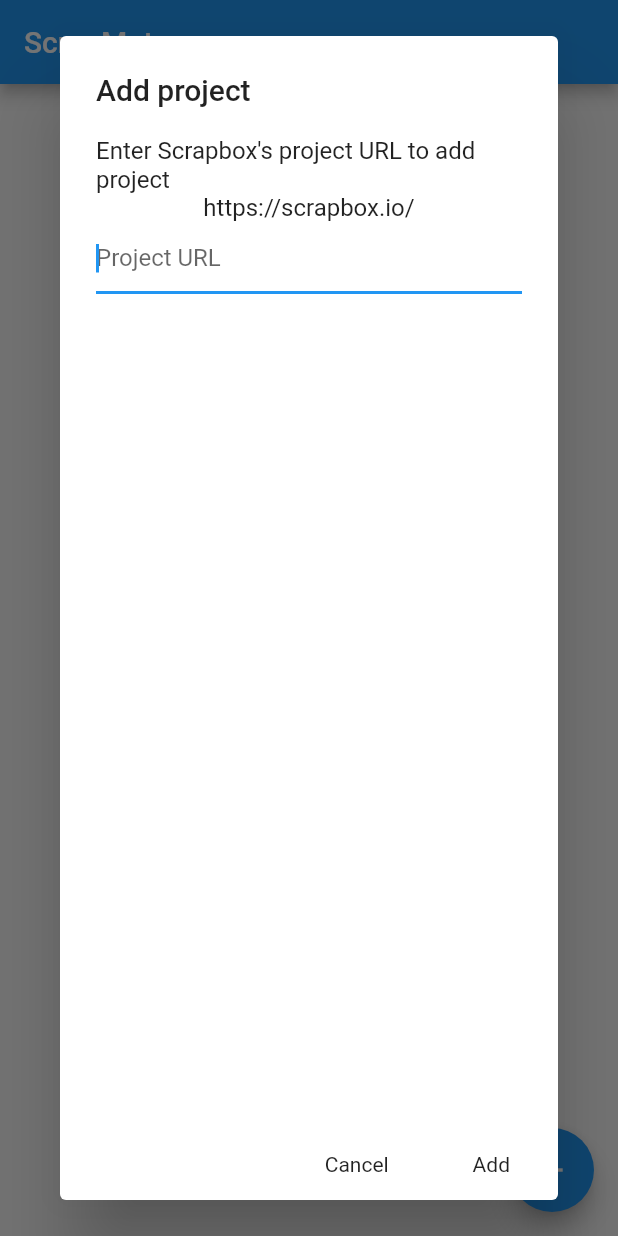
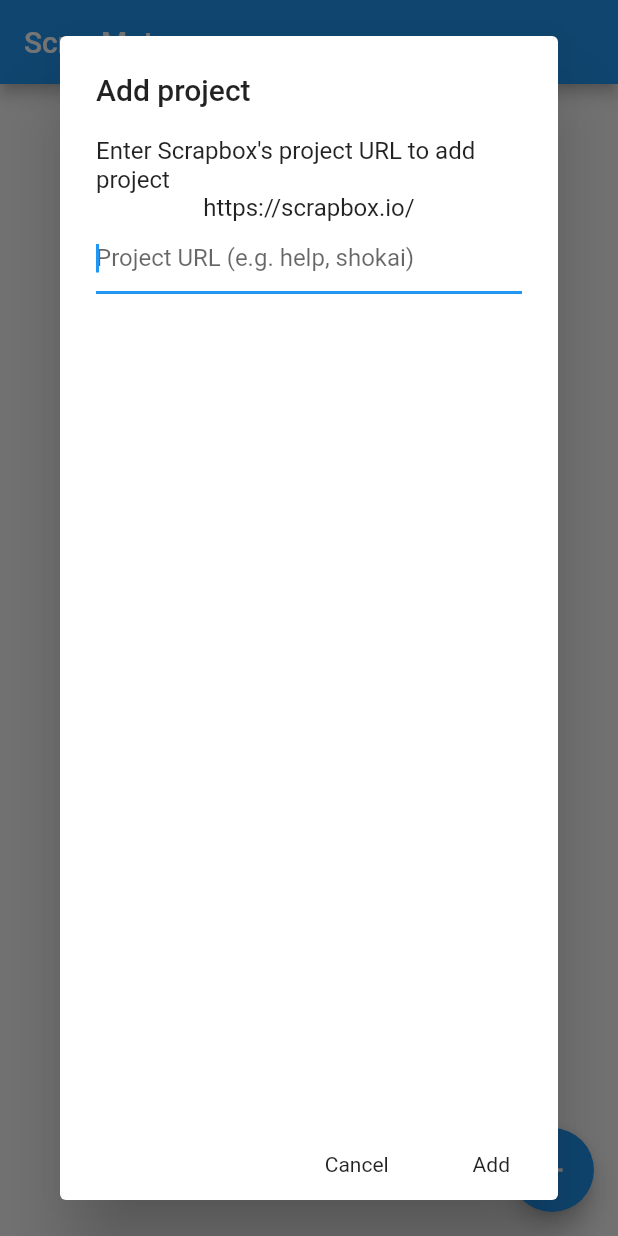
Before and after one commit to AioiLight/scrapmate, a Flutter app: the screen it shows after launch, after a tap on the "add" icon, on a phone screen of 412 x 824 dp. Run offline on Flutter 3.47's test engine with Material 2 defaults, Android fonts, the phone set to English and light mode, and no system bars; our stand-ins replace cached_network_image, fluttertoast, shared_preferences.

Commit message:
URL の説明

```diff
--- a/scrapmate/lib/widgets/addProjectDialog.dart
+++ b/scrapmate/lib/widgets/addProjectDialog.dart
@@ -16,7 +16,8 @@ class AddProjectDialog {
             const Text("https://scrapbox.io/"),
             TextField(
               maxLines: 1,
-              decoration: const InputDecoration(hintText: "Project URL"),
+              decoration: const InputDecoration(
+                  hintText: "Project URL (e.g. help, shokai)"),
               onChanged: _textChanged,
               autofocus: true,
             )
```
